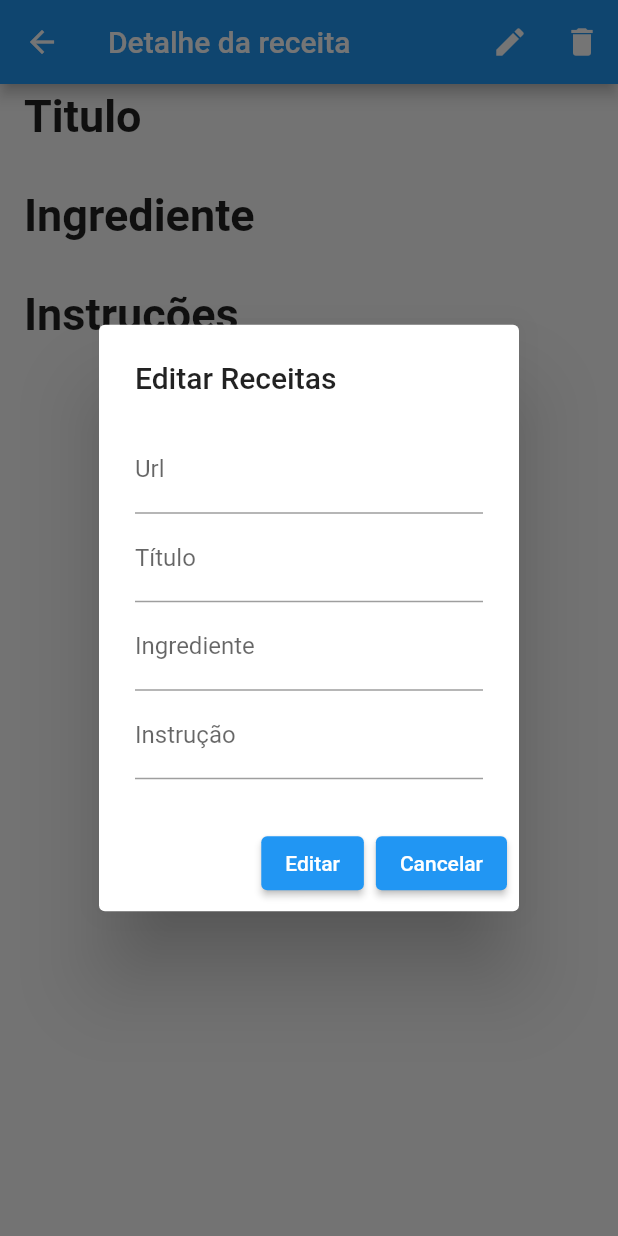
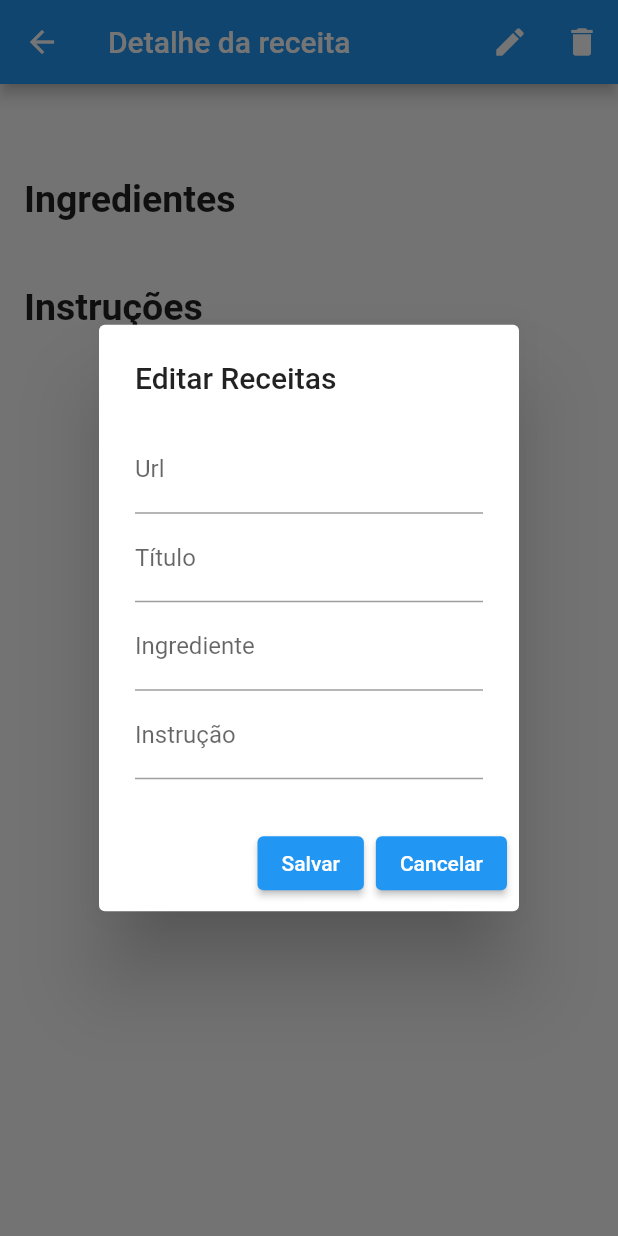
Before and after one commit to FranckWill/App-de-Receitas, a Flutter app: the DetalhesReceitaScreen screen opened directly with empty values, after a tap on the "edit" icon, on a phone screen of 412 x 824 dp. Run offline on Flutter 3.47's test engine with Material 2 defaults, Android fonts, the phone set to English and light mode, and no system bars; our stand-ins replace sqflite; accounts and stored records are empty; network calls fail.

Commit message:
Update detalhe_receita.dart

```diff
--- a/lib/detalhe_receita.dart
+++ b/lib/detalhe_receita.dart
@@ -121,7 +121,7 @@ class _DetalhesReceitaScreenState extends State<DetalhesReceitaScreen> {
                       widget.rec;
                     });
                   },
-                  child: const Text("Editar")
+                  child: const Text("Salvar")
               ),
               ElevatedButton(
                   onPressed: (){
@@ -159,15 +159,14 @@ class _DetalhesReceitaScreenState extends State<DetalhesReceitaScreen> {
         children: [
           Image.network(widget.rec!.imagemUrl),
           ListTile(
-            title: const Text("Titulo", style: TextStyle(fontSize: 30, fontWeight: FontWeight.bold)),
-            subtitle: Text(widget.rec!.titulo, style: const TextStyle(fontSize: 20)),
+            title: Text(widget.rec!.titulo, style: TextStyle(fontSize: 30, fontWeight: FontWeight.bold)),
           ),
           ListTile(
-            title: const Text("Ingrediente", style: TextStyle(fontSize: 30, fontWeight: FontWeight.bold)),
+            title: const Text("Ingredientes", style: TextStyle(fontSize: 25, fontWeight: FontWeight.bold)),
             subtitle: Text(widget.rec!.ingredientes, style: const TextStyle(fontSize: 20)),
           ),
           ListTile(
-            title: const Text("Instruções", style: TextStyle(fontSize: 30, fontWeight: FontWeight.bold)),
+            title: const Text("Instruções", style: TextStyle(fontSize: 25, fontWeight: FontWeight.bold)),
             subtitle: Text(widget.rec!.instrucoes, style: const TextStyle(fontSize: 20)),
           ),
         ],
```
